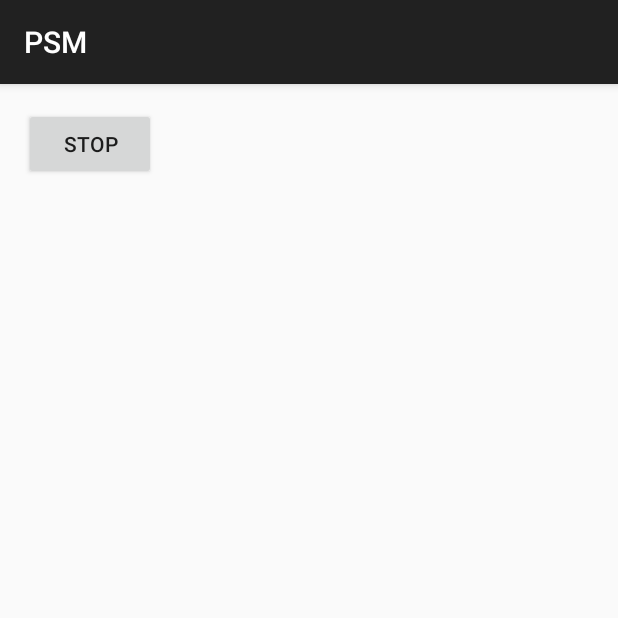
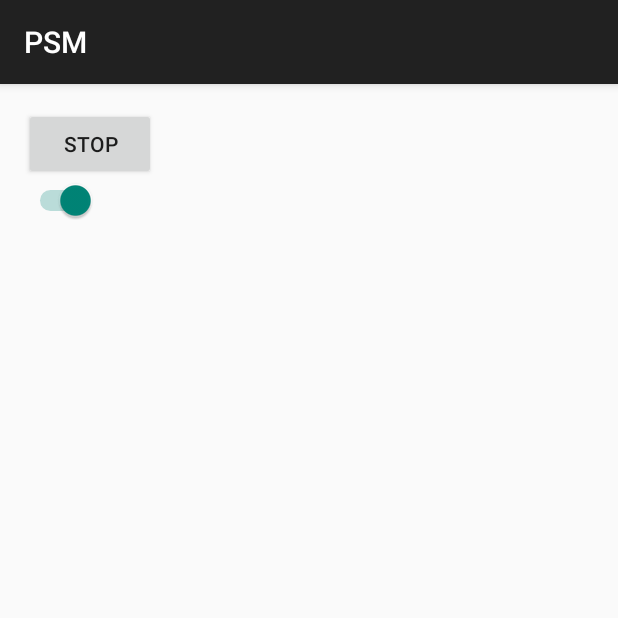
Before and after one commit to ChenJingLei/PSM, an Android app: the screen it shows after launch (MainActivity), on a phone screen of 412 x 824 dp, the top half of it. Run offline under Robolectric (Android 15) with nearby library versions, the phone set to English and light mode, and no system bars.

Commit message:
V1.0 Solve the some problems

```diff
--- a/app/src/main/java/com/example/cjl20/psm/MainActivity.java
+++ b/app/src/main/java/com/example/cjl20/psm/MainActivity.java
@@ -7,22 +7,32 @@ import android.support.v7.app.AppCompatActivity;
 import android.os.Bundle;
 import android.view.View;
 import android.widget.Button;
+import android.widget.CompoundButton;
+import android.widget.Switch;
 
 import java.util.List;
 
 public class MainActivity extends AppCompatActivity {
+
+    private Switch power;
 
     @Override
     public void onCreate(Bundle savedInstanceState) {
         super.onCreate(savedInstanceState);
         setContentView(R.layout.activity_main);
         Button stop = (Button) findViewById(R.id.stop);
+        power = (Switch)findViewById(R.id.switchPower);
         stop.setOnClickListener(stopclick);
+
+
+        if (isServiceRun(MainActivity.this)) power.setChecked(true);
+        power.setChecked(false);
 
         if (!isServiceRun(MainActivity.this)){
             Intent s = new Intent(MainActivity.this, MessengerService.class);
             MainActivity.this.startService(s);
             System.out.println("服务线程手动开始");
+            power.setChecked(true);
         }
     }
 
@@ -45,7 +55,6 @@ public class MainActivity extends AppCompatActivity {
         List<ActivityManager.RunningServiceInfo> list = am.getRunningServices(60);
 
         for (ActivityManager.RunningServiceInfo info : list) {
-            System.out.println(info.service.getClassName());
             if (info.service.getClassName().equals(
                     "com.example.cjl20.psm.MessengerService")) {
                 return true;
@@ -53,4 +62,12 @@ public class MainActivity extends AppCompatActivity {
         }
         return false;
     }
+
+    @Override
+    protected void onDestroy() {
+        super.onDestroy();
+        System.out.println("aaaaaaaaaaaaa");
+        Intent s = new Intent(MainActivity.this, MessengerService.class);
+        MainActivity.this.startService(s);
+    }
 }
--- a/app/src/main/res/layout/activity_main.xml
+++ b/app/src/main/res/layout/activity_main.xml
@@ -14,4 +14,10 @@
         android:layout_height="wrap_content"
         android:text="STOP" />
 
+    <Switch
+        android:id="@+id/switchPower"
+        android:layout_below="@id/stop"
+        android:layout_width="wrap_content"
+        android:layout_height="wrap_content" />
+
 </RelativeLayout>
```
Also changed, not shown: app/src/main/AndroidManifest.xml (+5 -3 lines), app/src/main/java/com/example/cjl20/psm/MessengerService.java (+11 -16 lines).
